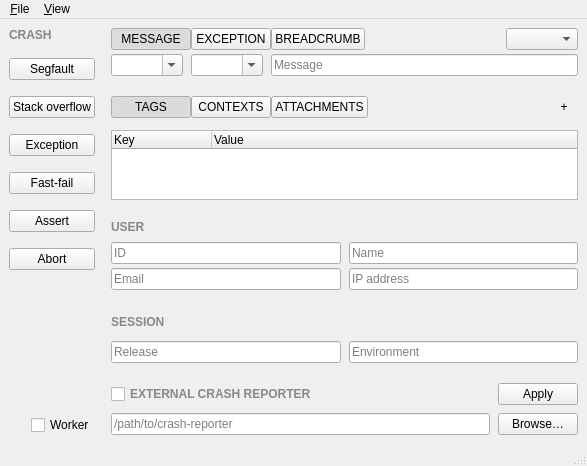
Old version of the form sentrywindow.ui in the repository jpnurmi/sentry-playground.
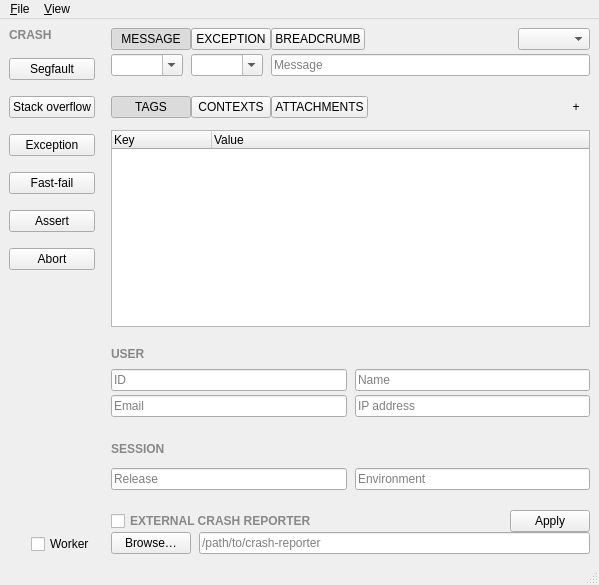
New version of the form.

What changed in the file:
```diff
--- a/sentrywindow.ui
+++ b/sentrywindow.ui
@@ -6,8 +6,8 @@
    <rect>
     <x>0</x>
     <y>0</y>
-    <width>587</width>
-    <height>401</height>
+    <width>599</width>
+    <height>585</height>
    </rect>
   </property>
   <property name="windowTitle">
@@ -544,7 +544,7 @@
         <item>
          <layout class="QVBoxLayout" name="reporterSection">
           <property name="spacing">
-           <number>8</number>
+           <number>0</number>
           </property>
           <item>
            <layout class="QHBoxLayout" name="reporterHeaderLayout">
@@ -588,13 +588,6 @@
             <property name="spacing">
              <number>8</number>
             </property>
-            <item>
-             <widget class="QLineEdit" name="reporterPathEdit">
-              <property name="placeholderText">
-               <string>/path/to/crash-reporter</string>
-              </property>
-             </widget>
-            </item>
             <item>
              <widget class="QPushButton" name="reporterBrowseButton">
               <property name="text">
@@ -602,6 +595,13 @@
               </property>
              </widget>
             </item>
+            <item>
+             <widget class="QLineEdit" name="reporterPathEdit">
+              <property name="placeholderText">
+               <string>/path/to/crash-reporter</string>
+              </property>
+             </widget>
+            </item>
            </layout>
           </item>
          </layout>
@@ -617,7 +617,7 @@
     <rect>
      <x>0</x>
      <y>0</y>
-     <width>587</width>
+     <width>599</width>
      <height>30</height>
     </rect>
    </property>
```
